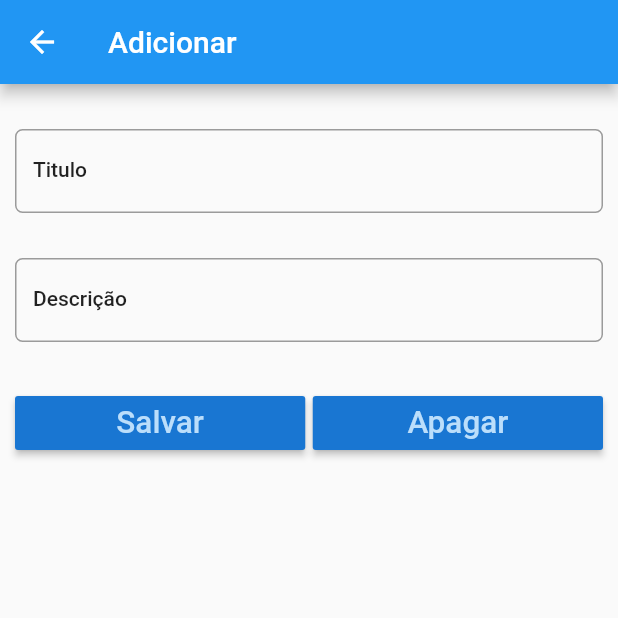
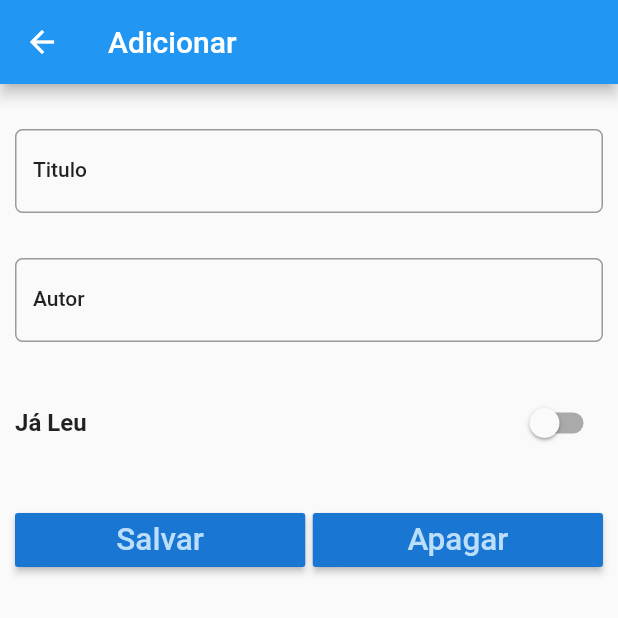
Before and after one commit to lucasbins/Minha_biblioteca, a Flutter app: the screen it shows after launch, after a tap on the "add" icon, on a phone screen of 412 x 824 dp, the top half of it. Run offline on Flutter 3.47's test engine with Material 2 defaults, Android fonts, the phone set to English and light mode, and no system bars; our stand-ins replace sqflite; accounts and stored records are empty.

```diff
--- a/lib/Models/todo.dart
+++ b/lib/Models/todo.dart
@@ -1,19 +1,25 @@
 class Todo {
   int _id;
   String _title;
-  String _desc;
+  String _autor;
   String _date;
 
-  Todo(this._title, this._date, [this._desc]);// construtor do objeto
-  Todo.comId(this._id, this._title, this._date, [this._desc]);//construtor nomeado
+  String _lido;
+
+  Todo(this._title, this._date, this._lido,
+      [this._autor]); // construtor do objeto
+  Todo.comId(this._id, this._title, this._date, this._lido,
+      [this._autor]); //construtor nomeado
 
   int get id => _id;
 
   String get title => _title;
 
-  String get desc => _desc;
+  String get autor => _autor;
 
   String get date => _date;
+
+  String get lido => _lido;
 
   set title(String newTitle) {
     if (newTitle.length <= 255) {
@@ -23,14 +29,17 @@ class Todo {
 
   set description(String newDesc) {
     if (newDesc.length <= 255) {
-      this._desc = newDesc;
+      this._autor = newDesc;
     }
+  }
+
+  set lido(String newLido) {
+    this._lido = newLido;
   }
 
   set date(String newDate) {
     this._date = newDate;
   }
-
 
   Map<String, dynamic> toMap() {
     //convete um obj para um mapa
@@ -39,8 +48,9 @@ class Todo {
       map['id'] = _id;
     }
     map['title'] = _title;
-    map['desc'] = _desc;
+    map['desc'] = _autor;
     map['date'] = _date;
+    map['lido'] = _lido;
     return map;
   }
 
@@ -48,7 +58,8 @@ class Todo {
     //Pega um mapa e convente para um obj.
     this._id = map['id'];
     this._title = map['title'];
-    this._desc = map['desc'];
+    this._autor = map['desc'];
     this._date = map['date'];
+    this._lido = map['lido'];
   }
 }
--- a/lib/Pages/todo_detail.dart
+++ b/lib/Pages/todo_detail.dart
@@ -2,7 +2,6 @@ import 'package:flutter/material.dart';
 import 'package:intl/intl.dart';
 import 'package:todo_list_flutter/Models/todo.dart';
 import 'package:todo_list_flutter/Utils/database_helper.dart';
-
 
 class TodoDetail extends StatefulWidget {
   final String appBarTitle;
@@ -20,9 +19,11 @@ class _TodoDetailState extends State<TodoDetail> {
 
   String appBarTitle;
   Todo todo;
+  bool isTrue = false;
 
   TextEditingController titleController = TextEditingController();
   TextEditingController descriptionController = TextEditingController();
+  TextEditingController lidoController = TextEditingController();
 
   _TodoDetailState(this.todo, this.appBarTitle);
 
@@ -30,7 +31,7 @@ class _TodoDetailState extends State<TodoDetail> {
   Widget build(BuildContext context) {
     TextStyle textStyle = Theme.of(context).textTheme.bodyText1;
     titleController.text = todo.title;
-    descriptionController.text = todo.desc;
+    descriptionController.text = todo.autor;
 
     return Scaffold(
       appBar: AppBar(
@@ -73,12 +74,39 @@ class _TodoDetailState extends State<TodoDetail> {
                   updateDescription();
                 },
                 decoration: InputDecoration(
-                    labelText: 'Descrição',
+                    labelText: 'Autor',
                     labelStyle: textStyle,
                     border: OutlineInputBorder(
                         borderRadius: BorderRadius.circular(5.0))),
               ),
             ),
+
+            // 3 elemento
+            Padding(
+                padding: EdgeInsets.only(top: 15.0, bottom: 15.0),
+                child: Row(
+                  children: <Widget>[
+                    Text('Já Leu',
+                        style: TextStyle(
+                            fontSize: 16, fontWeight: FontWeight.bold)),
+                    Spacer(),
+                    Switch(
+                      value: buscaLido(),
+                      onChanged: (bool newValue) {
+                        setState(() {
+                          isTrue = newValue;
+                          if (isTrue) {
+                            updateLido('1');
+                          } else {
+                            updateLido('0');
+                          }
+
+                          print(isTrue);
+                        });
+                      },
+                    ),
+                  ],
+                )),
 
             // quart Elemento
             Padding(
@@ -141,6 +169,18 @@ class _TodoDetailState extends State<TodoDetail> {
     todo.description = descriptionController.text;
   }
 
+  void updateLido(String lido) {
+    todo.lido = lido;
+  }
+
+  bool buscaLido() {
+    if (todo.lido == '1') {
+      return true;
+    } else {
+      return false;
+    }
+  }
+
   void _save() async {
     moveToLastScreen();
 
@@ -171,7 +211,7 @@ class _TodoDetailState extends State<TodoDetail> {
       return;
     }
     int result;
-      result = await helper.deleteTodo(todo.id);
+    result = await helper.deleteTodo(todo.id);
     if (result != 0) {
       _showAlertDialog('Status', 'Menos uma coisa a fazer!');
     } else {
--- a/lib/Pages/todo_list.dart
+++ b/lib/Pages/todo_list.dart
@@ -25,15 +25,15 @@ class _TodoListState extends State<TodoList> {
   Widget build(BuildContext context) {
     return Scaffold(
       appBar: AppBar(
-        title: Text('FOCO PORRA'),
+        title: Text('Minha Biblioteca'),
       ),
       body: getTodosListView(),
       floatingActionButton: FloatingActionButton(
         onPressed: () {
-          debugPrint('Clicl');
-          navigateToDetail(Todo('', '', ''), 'Adicionar');
+          debugPrint('Adicionar');
+          navigateToDetail(Todo('', '', '', ''), 'Adicionar');
         },
-        tooltip: '+ 1 A fazer',
+        tooltip: 'Adicionara Livro',
         child: Icon(Icons.add),
       ),
     );
@@ -54,15 +54,15 @@ class _TodoListState extends State<TodoList> {
                   style: TextStyle(fontWeight: FontWeight.bold)),
             ),
             title:
-            Text(todo.title, style: TextStyle(fontWeight: FontWeight.bold)),
-            subtitle: Text(todo.desc),
+                Text(todo.title, style: TextStyle(fontWeight: FontWeight.bold)),
+            subtitle: Text(todo.autor),
             trailing: GestureDetector(
                 child: Icon(
                   Icons.delete,
                   color: Colors.blueAccent,
                 ),
                 onTap: () {
-                      _delete(context, todo);
+                  _delete(context, todo);
                 }),
             onTap: () {
               print("Lista detalhes");
@@ -84,13 +84,10 @@ class _TodoListState extends State<TodoList> {
     }
   }
 
-
-
   void _showSnackBar(BuildContext context, String message) {
     final snackBar = SnackBar(content: Text(message));
     Scaffold.of(context).showSnackBar(snackBar);
   }
-
 
   void navigateToDetail(Todo todo, String title) async {
     Navigator.push(context, MaterialPageRoute(builder: (context) {
@@ -105,13 +102,12 @@ class _TodoListState extends State<TodoList> {
     });
   }
 
-  void _delete(BuildContext ctx, Todo todo) async{
+  void _delete(BuildContext ctx, Todo todo) async {
     int result = await databaseHelper.deleteTodo(todo.id);
-    if(result!=0){
+    if (result != 0) {
       _showSnackBar(ctx, "Deletando...");
       updateListView();
     }
-
   }
 
   void updateListView() {
@@ -125,6 +121,4 @@ class _TodoListState extends State<TodoList> {
       });
     });
   }
-
-
-  }
+}
--- a/lib/Utils/database_helper.dart
+++ b/lib/Utils/database_helper.dart
@@ -4,6 +4,7 @@ import 'package:flutter/cupertino.dart';
 import 'package:path_provider/path_provider.dart';
 import 'package:sqflite/sqflite.dart';
 import 'package:todo_list_flutter/Models/todo.dart';
+
 class DatabaseHelper {
   static DatabaseHelper _databaseHelper; //SINGLETON//PADRAO DE PROJETO
   static Database _database; // singleton database
@@ -12,6 +13,8 @@ class DatabaseHelper {
   String colTitle = 'title';
   String colDesc = 'desc';
   String colDate = 'date';
+
+  String colLido = 'lido';
 
   DatabaseHelper._createInstancia(); //Construtor nomeado.
 
@@ -24,28 +27,29 @@ class DatabaseHelper {
 
   void _createDb(Database db, int newVersion) async {
     await db.execute(
-        'Create table $todoTable($colId INTEGER PRIMARY KEY AUTOINCREMENT, $colTitle TEXT, '
-            '$colDesc TEXT, $colDate Text)');
+        'Create table $todoTable($colId INTEGER PRIMARY KEY AUTOINCREMENT, $colTitle TEXT, $colDesc TEXT, $colDate Text, $colLido TEXT)');
+    print('DB criado');
   }
 
-    Future<Database> initializeDatabase() async{
+  Future<Database> initializeDatabase() async {
     Directory diretorio = await getApplicationDocumentsDirectory();
-    String path=diretorio.path+ "todo.db";
-    var todoDatabase= await openDatabase(path, version: 1,onCreate:_createDb );
+    String path = diretorio.path + "todo.db";
+    var todoDatabase =
+        await openDatabase(path, version: 1, onCreate: _createDb);
     return todoDatabase;
   }
 
-    Future<Database> get database async{
-    if(_database == null){
+  Future<Database> get database async {
+    if (_database == null) {
       _database = await initializeDatabase();
     }
     return _database;
   }
 
   //add
-    Future<int> insertTodo(Todo todo) async{
+  Future<int> insertTodo(Todo todo) async {
     Database db = await this.database;
-      var result=db.insert(todoTable, todo.toMap());
+    var result = db.insert(todoTable, todo.toMap());
     return result;
   }
 
@@ -53,8 +57,8 @@ class DatabaseHelper {
   Future<int> updateTodo(Todo todo) async {
     Database db = await this.database;
     //  db.query("Update from todotable .............. where id=id")
-      var result = db.update(
-          todoTable, todo.toMap(), where: '$colId =?', whereArgs: [todo.id]);
+    var result = db.update(todoTable, todo.toMap(),
+        where: '$colId =?', whereArgs: [todo.id]);
     return result;
   }
 
@@ -66,12 +70,12 @@ class DatabaseHelper {
     return result;
   }
 
-Future <List<Todo>> getTodoList() async{
+  Future<List<Todo>> getTodoList() async {
     var todoMapList = await getTodoMapList();
     // int count =todoMapList.length;
-    int count =todoMapList.length;
+    int count = todoMapList.length;
     List<Todo> todoList = List<Todo>();
-    for(int i=0;i<count; i++){
+    for (int i = 0; i < count; i++) {
       todoList.add(Todo.fromMapObject(todoMapList[i]));
     }
     return todoList;
@@ -79,7 +83,7 @@ Future <List<Todo>> getTodoList() async{
 
 //delete
 
-  Future<int> deleteTodo(int id) async{
+  Future<int> deleteTodo(int id) async {
     Database db = await this.database;
     //  db.query("Update from todotable .............. where id=id")
     //var result=db.update(todoTable, todo.toMap(),where: '$colId =?',whereArgs: [todo.id] );
@@ -90,17 +94,17 @@ Future <List<Todo>> getTodoList() async{
   }
 
 //pegar total de linhas
-  Future <int> getCount() async{
+  Future<int> getCount() async {
     Database db = await this.database;
-    List<Map<String,dynamic>> x = await db.rawQuery('SELECT COUNT(*) from $todoTable');
+    List<Map<String, dynamic>> x =
+        await db.rawQuery('SELECT COUNT(*) from $todoTable');
     int result = Sqflite.firstIntValue(x);
     return result;
   }
+
 //GETCOUNT2
-  Future <List<Todo>> getCount2() async{
+  Future<List<Todo>> getCount2() async {
     var todoMapList = await getTodoMapList();
-    int count =todoMapList.length;
+    int count = todoMapList.length;
   }
-
-
 }
--- a/lib/main.dart
+++ b/lib/main.dart
@@ -9,7 +9,7 @@ class AppTodo extends StatelessWidget {
   @override
   Widget build(BuildContext context) {
     return MaterialApp(
-      title: "Coisas a fazer",
+      title: "Biblioteca",
       //  debugShowCheckedModeBanner: false,
       home: TodoList(),
     );
```
Also changed, not shown: pubspec.lock. Lines whose indentation alone changed are shown as unchanged.
